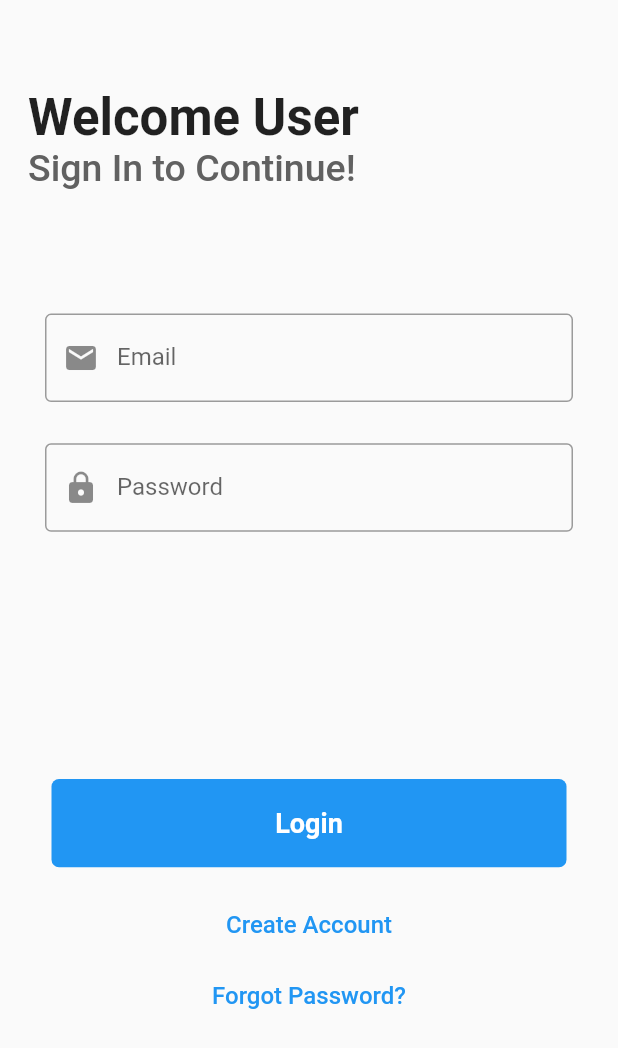
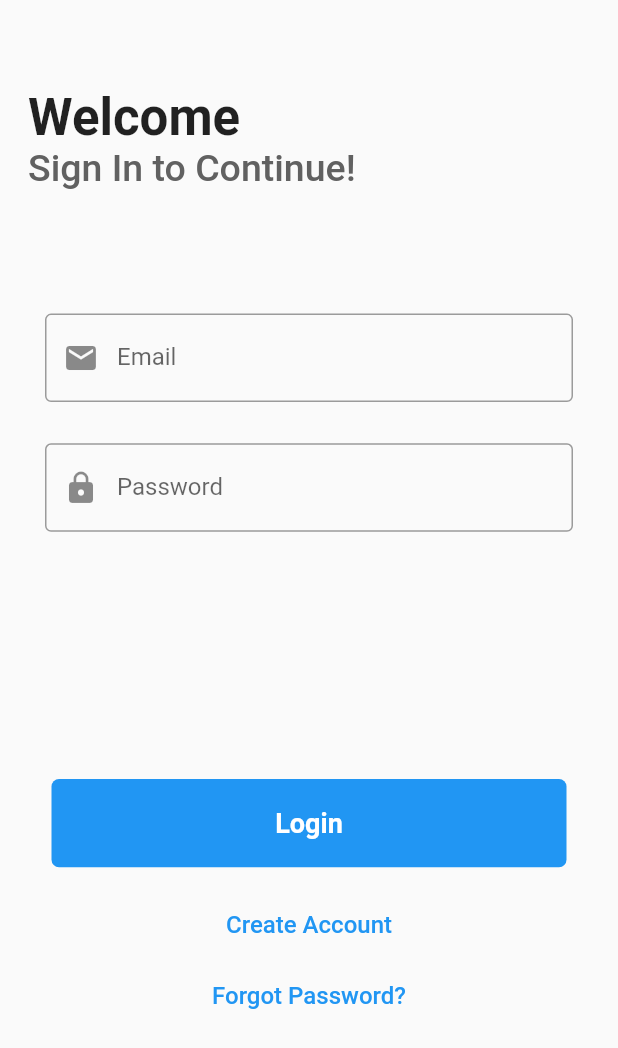
Before and after one commit to kachywy/flutchat, a Flutter app: the screen it shows after launch, on a phone screen of 412 x 824 dp. Shown: the top 1048 px of the screen. Run offline on Flutter 3.47's test engine with Material 2 defaults, Android fonts, the phone set to English and light mode, and no system bars; our stand-ins replace cloud_firestore, firebase_auth, firebase_core, firebase_storage, fluttertoast, image_picker; accounts and stored records are empty.

Commit message:
binalik ko ginawa ni rodel

```diff
--- a/lib/Authenticate/LoginScreen.dart
+++ b/lib/Authenticate/LoginScreen.dart
@@ -50,7 +50,7 @@ class _LoginScreenState extends State<LoginScreen> {
                       child: Container(
                         width: size.width / 1.1,
                         child: Text(
-                          "Welcome User",
+                          "Welcome",
                           style: TextStyle(
                             fontSize: 34,
                             fontWeight: FontWeight.bold,
```
